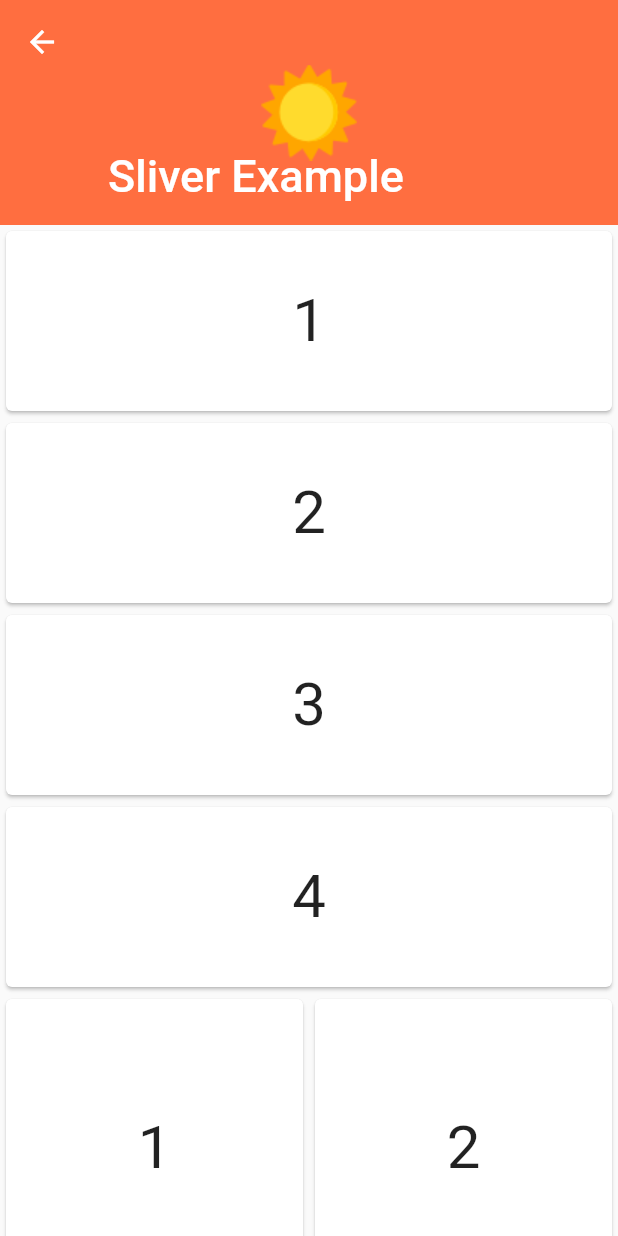
After one commit to mccormick84/flutter_animation_example, a Flutter app: the screen it shows after launch, after a tap on "페이지 이동", on a phone screen of 412 x 824 dp. The commit adds this screen. Run offline on Flutter 3.47's test engine with Material 2 defaults, Android fonts, the phone set to English and light mode, and no system bars.

Commit message:
슬리버를 사용한 스크롤 뷰 만들기

```diff
--- a/lib/main.dart
+++ b/lib/main.dart
@@ -1,5 +1,6 @@
 import 'package:animation_example/intro.dart';
 import 'package:animation_example/people.dart';
+import 'package:animation_example/sliverPage.dart';
 import 'package:flutter/material.dart';
 import 'secondPage.dart';
 
@@ -153,6 +154,13 @@ class _AnimationApp extends State<AnimationApp> {
                     ],
                   ),
                 ),
+              ),
+              ElevatedButton(
+                onPressed: () {
+                  Navigator.of(context).push(
+                      MaterialPageRoute(builder: (context) => SliverPage()));
+                },
+                child: Text('페이지 이동'),
               )
             ],
             mainAxisAlignment: MainAxisAlignment.center,
--- /dev/null
+++ b/lib/sliverPage.dart
@@ -0,0 +1,60 @@
+import 'package:flutter/material.dart';
+
+class SliverPage extends StatefulWidget {
+  const SliverPage({Key? key}) : super(key: key);
+
+  @override
+  State<SliverPage> createState() => _SliverPageState();
+}
+
+class _SliverPageState extends State<SliverPage> {
+  @override
+  Widget build(BuildContext context) {
+    return Scaffold(
+      body: CustomScrollView(
+        slivers: <Widget>[
+          SliverAppBar(
+            // 앱바의 높이 설정
+            expandedHeight: 150.0,
+            // SliverAppBar 공간에 어떤 위젲을 만들지 설정
+            flexibleSpace: FlexibleSpaceBar(
+              title: const Text('Sliver Example'),
+              background: Image.asset('repo/images/sunny.png'),
+            ),
+            backgroundColor: Colors.deepOrangeAccent,
+          ),
+          SliverList(
+              delegate: SliverChildListDelegate([
+            customCard('1'),
+            customCard('2'),
+            customCard('3'),
+            customCard('4'),
+          ])),
+          SliverGrid(
+              delegate: SliverChildListDelegate([
+                customCard('1'),
+                customCard('2'),
+                customCard('3'),
+                customCard('4'),
+              ]),
+              gridDelegate: const SliverGridDelegateWithFixedCrossAxisCount(
+                  crossAxisCount: 2)),
+        ],
+      ),
+    );
+  }
+
+  Widget customCard(String text) {
+    return Card(
+      child: SizedBox(
+        height: 120,
+        child: Center(
+          child: Text(
+            text,
+            style: const TextStyle(fontSize: 40),
+          ),
+        ),
+      ),
+    );
+  }
+}
```
